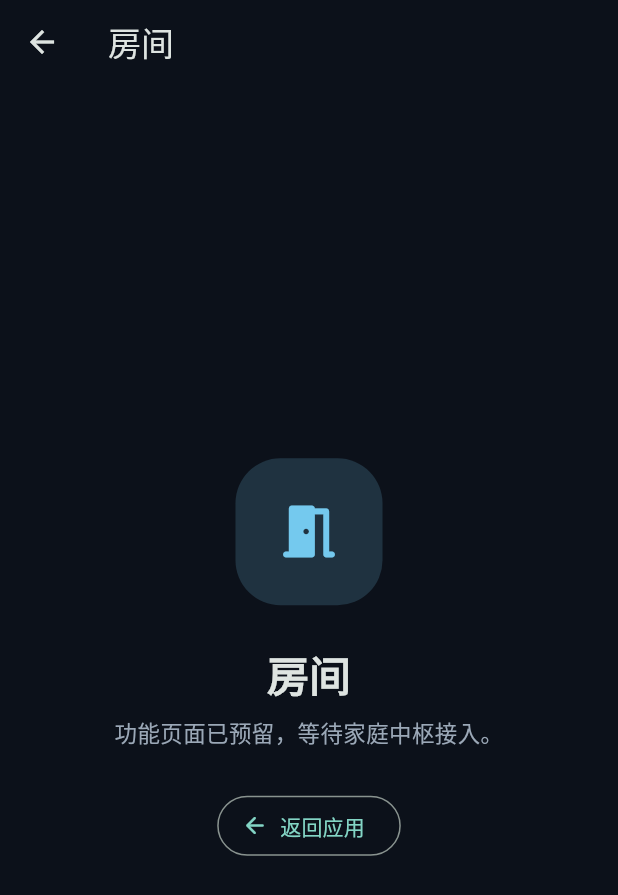
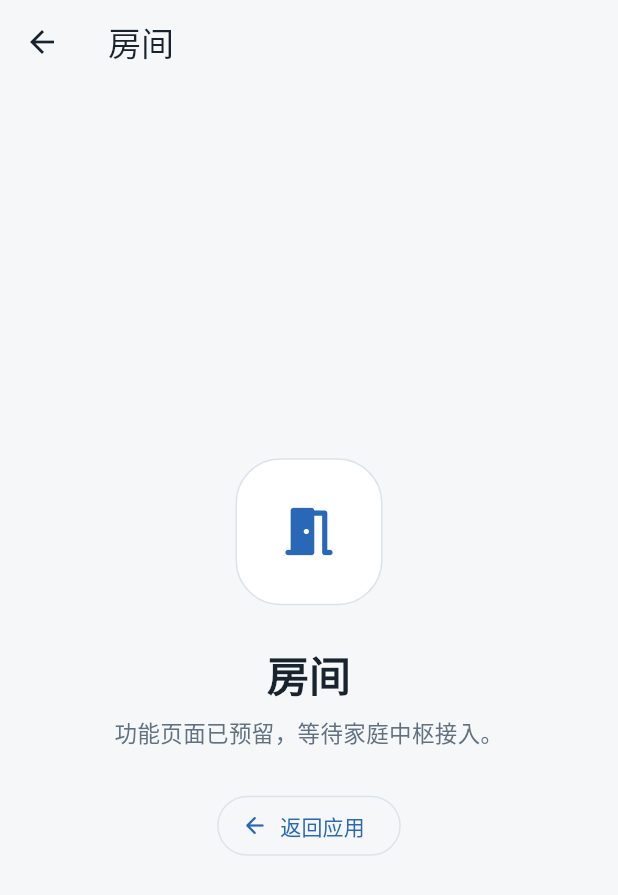
Before and after one commit to EatFans/homelab-console, a Flutter app: the screen it shows after launch, after a tap on "房间", on a phone screen of 412 x 824 dp. Shown: the top 895 px of the screen. Run offline on Flutter 3.47's test engine with Material 3 defaults, Android fonts, the phone set to English and light mode, and no system bars.

Commit message:
feat(theme): 实现主题系统和设计规范
- 引入 PanelPalette 类管理浅色和深色主题的颜色配置
- 在 MaterialApp 中启用主题模式系统自动切换
- 更新所有页面使用语义化颜色替代硬编码颜色值
- 重构应用入口网格统一使用中性图标容器样式
- 更新悬浮导航栏跟随主题变化并优化视觉效果
- 修改测试用例适配新的界面文本内容
- 添加视觉主题设计文档说明色彩角色和组件规则
- 优化布局构建器防止零尺寸约束导致的渲染异常

```diff
--- a/app/lib/app/app.dart
+++ b/app/lib/app/app.dart
@@ -1,5 +1,6 @@
 import 'package:flutter/material.dart';
 import 'package:homelab_panel/app/presentation/panel_shell.dart';
+import 'package:homelab_panel/app/theme/panel_theme.dart';
 
 class HomeLabPanelApp extends StatelessWidget {
   const HomeLabPanelApp({super.key});
@@ -9,15 +10,9 @@ class HomeLabPanelApp extends StatelessWidget {
     return MaterialApp(
       title: 'HomeLab Panel',
       debugShowCheckedModeBanner: false,
-      theme: ThemeData(
-        useMaterial3: true,
-        brightness: Brightness.dark,
-        colorScheme: ColorScheme.fromSeed(
-          seedColor: const Color(0xFF9AE4D4),
-          brightness: Brightness.dark,
-        ),
-        scaffoldBackgroundColor: const Color(0xFF0C111A),
-      ),
+      theme: PanelTheme.light,
+      darkTheme: PanelTheme.dark,
+      themeMode: ThemeMode.system,
       home: const PanelShell(),
     );
   }
--- a/app/lib/app/presentation/panel_shell.dart
+++ b/app/lib/app/presentation/panel_shell.dart
@@ -2,6 +2,7 @@ import 'dart:ui';
 
 import 'package:flutter/cupertino.dart';
 import 'package:flutter/material.dart';
+import 'package:homelab_panel/app/theme/panel_theme.dart';
 import 'package:homelab_panel/features/dashboard/presentation/dashboard_screen.dart';
 import 'package:homelab_panel/features/launcher/presentation/launcher_screen.dart';
 
@@ -18,7 +19,13 @@ class _PanelShellState extends State<PanelShell> {
   @override
   Widget build(BuildContext context) {
     return Scaffold(
-      body: Stack(
+      body: LayoutBuilder(
+        builder: (context, constraints) {
+          if (constraints.maxWidth <= 0 || constraints.maxHeight <= 0) {
+            return const SizedBox.shrink();
+          }
+
+          return Stack(
             children: [
               IndexedStack(
                 index: _selectedTab,
@@ -35,11 +42,15 @@ class _PanelShellState extends State<PanelShell> {
                 ),
               ),
             ],
+          );
+        },
       ),
     );
   }
 
   Widget _buildFloatingTabBar() {
+    final palette = PanelPalette.of(context);
+
     return ClipRRect(
       borderRadius: BorderRadius.circular(32),
       child: BackdropFilter(
@@ -47,21 +58,21 @@ class _PanelShellState extends State<PanelShell> {
         child: Container(
           padding: const EdgeInsets.all(7),
           decoration: BoxDecoration(
-            color: const Color(0xE619202B),
+            color: palette.floatingBar,
             borderRadius: BorderRadius.circular(32),
-            border: Border.all(color: Colors.white.withValues(alpha: 0.14)),
-            boxShadow: const [
+            border: Border.all(color: palette.border),
+            boxShadow: [
               BoxShadow(
-                color: Color(0x66000000),
-                blurRadius: 28,
-                offset: Offset(0, 12),
+                color: palette.shadow,
+                blurRadius: 24,
+                offset: const Offset(0, 10),
               ),
             ],
           ),
           child: CupertinoSlidingSegmentedControl<int>(
             groupValue: _selectedTab,
             backgroundColor: Colors.transparent,
-            thumbColor: const Color(0xFFE7F3EF),
+            thumbColor: palette.surfaceMuted,
             padding: EdgeInsets.zero,
             onValueChanged: (value) {
               if (value != null) {
@@ -79,8 +90,9 @@ class _PanelShellState extends State<PanelShell> {
   }
 
   Widget _tabLabel(int index, IconData icon, String label) {
+    final palette = PanelPalette.of(context);
     final isSelected = _selectedTab == index;
-    final color = isSelected ? const Color(0xFF11231F) : Colors.white70;
+    final color = isSelected ? palette.accent : palette.textMuted;
 
     return SizedBox(
       width: 112,
--- /dev/null
+++ b/app/lib/app/theme/panel_theme.dart
@@ -0,0 +1,99 @@
+import 'package:flutter/material.dart';
+
+@immutable
+class PanelPalette {
+  const PanelPalette({
+    required this.canvas,
+    required this.surface,
+    required this.surfaceMuted,
+    required this.text,
+    required this.textMuted,
+    required this.border,
+    required this.accent,
+    required this.onAccent,
+    required this.warning,
+    required this.warningSurface,
+    required this.floatingBar,
+    required this.shadow,
+  });
+
+  final Color canvas;
+  final Color surface;
+  final Color surfaceMuted;
+  final Color text;
+  final Color textMuted;
+  final Color border;
+  final Color accent;
+  final Color onAccent;
+  final Color warning;
+  final Color warningSurface;
+  final Color floatingBar;
+  final Color shadow;
+
+  static const light = PanelPalette(
+    canvas: Color(0xFFF5F7F9),
+    surface: Color(0xFFFFFFFF),
+    surfaceMuted: Color(0xFFEBF0F4),
+    text: Color(0xFF18232E),
+    textMuted: Color(0xFF627180),
+    border: Color(0xFFDCE4EA),
+    accent: Color(0xFF2868B7),
+    onAccent: Color(0xFFFFFFFF),
+    warning: Color(0xFF985D12),
+    warningSurface: Color(0xFFFFF1DC),
+    floatingBar: Color(0xEEF9FBFD),
+    shadow: Color(0x1A2F4354),
+  );
+
+  static const dark = PanelPalette(
+    canvas: Color(0xFF121920),
+    surface: Color(0xFF1D2832),
+    surfaceMuted: Color(0xFF293642),
+    text: Color(0xFFEDF3F7),
+    textMuted: Color(0xFFA9B8C4),
+    border: Color(0xFF3A4854),
+    accent: Color(0xFF91C2FF),
+    onAccent: Color(0xFF14283D),
+    warning: Color(0xFFF1BF79),
+    warningSurface: Color(0xFF3B3024),
+    floatingBar: Color(0xEF202B35),
+    shadow: Color(0x66000000),
+  );
+
+  static PanelPalette of(BuildContext context) {
+    return Theme.of(context).brightness == Brightness.dark ? dark : light;
+  }
+}
+
+class PanelTheme {
+  const PanelTheme._();
+
+  static ThemeData get light => _build(PanelPalette.light, Brightness.light);
+  static ThemeData get dark => _build(PanelPalette.dark, Brightness.dark);
+
+  static ThemeData _build(PanelPalette palette, Brightness brightness) {
+    final colorScheme =
+        ColorScheme.fromSeed(
+          seedColor: palette.accent,
+          brightness: brightness,
+        ).copyWith(
+          primary: palette.accent,
+          onPrimary: palette.onAccent,
+          surface: palette.surface,
+          onSurface: palette.text,
+          outline: palette.border,
+        );
+
+    return ThemeData(
+      useMaterial3: true,
+      brightness: brightness,
+      colorScheme: colorScheme,
+      scaffoldBackgroundColor: palette.canvas,
+      appBarTheme: AppBarTheme(
+        backgroundColor: palette.canvas,
+        foregroundColor: palette.text,
+        elevation: 0,
+      ),
+    );
+  }
+}
--- a/app/lib/features/dashboard/presentation/dashboard_screen.dart
+++ b/app/lib/features/dashboard/presentation/dashboard_screen.dart
@@ -1,10 +1,13 @@
 import 'package:flutter/material.dart';
+import 'package:homelab_panel/app/theme/panel_theme.dart';
 
 class DashboardScreen extends StatelessWidget {
   const DashboardScreen({super.key});
 
   @override
   Widget build(BuildContext context) {
+    final palette = PanelPalette.of(context);
+
     return SafeArea(
       child: Center(
         child: Padding(
@@ -16,27 +19,29 @@ class DashboardScreen extends StatelessWidget {
                 width: 90,
                 height: 90,
                 decoration: BoxDecoration(
-                  color: const Color(0xFF20312F),
+                  color: palette.surface,
                   borderRadius: BorderRadius.circular(28),
+                  border: Border.all(color: palette.border),
                 ),
-                child: const Icon(
+                child: Icon(
                   Icons.space_dashboard_rounded,
-                  color: Color(0xFF9AE4D4),
-                  size: 42,
+                  color: palette.accent,
+                  size: 38,
                 ),
               ),
               const SizedBox(height: 28),
               Text(
                 '总览页面',
                 style: Theme.of(context).textTheme.headlineMedium?.copyWith(
+                  color: palette.text,
                   fontWeight: FontWeight.w700,
                 ),
               ),
               const SizedBox(height: 12),
-              const Text(
+              Text(
                 '这里会展示家庭状态和常用控制。',
                 textAlign: TextAlign.center,
-                style: TextStyle(color: Color(0xFF9BA8B7), fontSize: 15),
+                style: TextStyle(color: palette.textMuted, fontSize: 15),
               ),
             ],
           ),
--- a/app/lib/features/launcher/presentation/feature_placeholder_screen.dart
+++ b/app/lib/features/launcher/presentation/feature_placeholder_screen.dart
@@ -1,21 +1,22 @@
 import 'package:flutter/material.dart';
+import 'package:homelab_panel/app/theme/panel_theme.dart';
 
 class FeaturePlaceholderScreen extends StatelessWidget {
   const FeaturePlaceholderScreen({
     super.key,
     required this.title,
     required this.icon,
-    required this.accent,
   });
 
   final String title;
   final IconData icon;
-  final Color accent;
 
   @override
   Widget build(BuildContext context) {
+    final palette = PanelPalette.of(context);
+
     return Scaffold(
-      appBar: AppBar(title: Text(title), backgroundColor: Colors.transparent),
+      appBar: AppBar(title: Text(title)),
       body: SafeArea(
         child: Center(
           child: Padding(
@@ -27,23 +28,25 @@ class FeaturePlaceholderScreen extends StatelessWidget {
                   width: 98,
                   height: 98,
                   decoration: BoxDecoration(
-                    color: accent.withValues(alpha: 0.18),
+                    color: palette.surface,
                     borderRadius: BorderRadius.circular(30),
+                    border: Border.all(color: palette.border),
                   ),
-                  child: Icon(icon, color: accent, size: 46),
+                  child: Icon(icon, color: palette.accent, size: 42),
                 ),
                 const SizedBox(height: 28),
                 Text(
                   title,
                   style: Theme.of(context).textTheme.headlineMedium?.copyWith(
+                    color: palette.text,
                     fontWeight: FontWeight.w700,
                   ),
                 ),
                 const SizedBox(height: 10),
-                const Text(
+                Text(
                   '功能页面已预留，等待家庭中枢接入。',
                   textAlign: TextAlign.center,
-                  style: TextStyle(color: Color(0xFF9BA8B7), fontSize: 15),
+                  style: TextStyle(color: palette.textMuted, fontSize: 15),
                 ),
                 const SizedBox(height: 28),
                 OutlinedButton.icon(
--- a/app/lib/features/launcher/presentation/launcher_screen.dart
+++ b/app/lib/features/launcher/presentation/launcher_screen.dart
@@ -1,22 +1,23 @@
 import 'package:flutter/material.dart';
+import 'package:homelab_panel/app/theme/panel_theme.dart';
 import 'package:homelab_panel/features/launcher/presentation/feature_placeholder_screen.dart';
 
 class LauncherScreen extends StatelessWidget {
   const LauncherScreen({super.key});
 
   static const _features = [
-    _FeatureEntry('房间', Icons.meeting_room_rounded, Color(0xFF74C9EE)),
-    _FeatureEntry('设备', Icons.devices_rounded, Color(0xFF9BA9FF)),
-    _FeatureEntry('场景', Icons.auto_awesome_rounded, Color(0xFFF6C875)),
-    _FeatureEntry('灯光', Icons.lightbulb_rounded, Color(0xFFFFC56D)),
-    _FeatureEntry('环境', Icons.thermostat_rounded, Color(0xFF7FD9C8)),
-    _FeatureEntry('窗帘', Icons.blinds_rounded, Color(0xFFBFABED)),
-    _FeatureEntry('音乐', Icons.music_note_rounded, Color(0xFFFF9BB3)),
-    _FeatureEntry('安防', Icons.shield_rounded, Color(0xFF8EB6F4)),
-    _FeatureEntry('摄像头', Icons.videocam_rounded, Color(0xFF8CCAC3)),
-    _FeatureEntry('能耗', Icons.bolt_rounded, Color(0xFFF6C875)),
-    _FeatureEntry('自动化', Icons.sync_rounded, Color(0xFFA2B7F5)),
-    _FeatureEntry('设置', Icons.settings_rounded, Color(0xFFADB7C8)),
+    _FeatureEntry('房间', Icons.meeting_room_rounded),
+    _FeatureEntry('设备', Icons.devices_rounded),
+    _FeatureEntry('场景', Icons.auto_awesome_rounded),
+    _FeatureEntry('灯光', Icons.lightbulb_rounded),
+    _FeatureEntry('环境', Icons.thermostat_rounded),
+    _FeatureEntry('窗帘', Icons.blinds_rounded),
+    _FeatureEntry('音乐', Icons.music_note_rounded),
+    _FeatureEntry('安防', Icons.shield_rounded),
+    _FeatureEntry('摄像头', Icons.videocam_rounded),
+    _FeatureEntry('能耗', Icons.bolt_rounded),
+    _FeatureEntry('自动化', Icons.sync_rounded),
+    _FeatureEntry('设置', Icons.settings_rounded),
   ];
 
   @override
@@ -29,17 +30,8 @@ class LauncherScreen extends StatelessWidget {
             key: const PageStorageKey('launcher-scroll'),
             slivers: [
               SliverPadding(
-                padding: const EdgeInsets.fromLTRB(28, 42, 28, 28),
+                padding: const EdgeInsets.fromLTRB(28, 18, 28, 18),
                 sliver: SliverToBoxAdapter(child: _buildHeader(context)),
-              ),
-              const SliverPadding(
-                padding: EdgeInsets.fromLTRB(28, 0, 28, 20),
-                sliver: SliverToBoxAdapter(
-                  child: Text(
-                    '所有应用',
-                    style: TextStyle(fontSize: 18, fontWeight: FontWeight.w600),
-                  ),
-                ),
               ),
               SliverPadding(
                 padding: const EdgeInsets.fromLTRB(20, 0, 20, 144),
@@ -60,7 +52,6 @@ class LauncherScreen extends StatelessWidget {
                           builder: (_) => FeaturePlaceholderScreen(
                             title: feature.title,
                             icon: feature.icon,
-                            accent: feature.accent,
                           ),
                         ),
                       ),
@@ -76,46 +67,30 @@ class LauncherScreen extends StatelessWidget {
   }
 
   Widget _buildHeader(BuildContext context) {
-    final titleStyle = Theme.of(context).textTheme.headlineLarge?.copyWith(
+    final palette = PanelPalette.of(context);
+    final titleStyle = Theme.of(context).textTheme.headlineMedium?.copyWith(
+      color: palette.text,
       fontWeight: FontWeight.w700,
-      letterSpacing: -0.8,
     );
 
-    return Column(
-      crossAxisAlignment: CrossAxisAlignment.start,
+    return Row(
       children: [
-        Text(
-          'HOMELAB  /  PANEL',
-          style: TextStyle(
-            color: const Color(0xFF9AE4D4).withValues(alpha: 0.9),
-            fontSize: 12,
-            fontWeight: FontWeight.w700,
-            letterSpacing: 2.2,
+        Text('应用', style: titleStyle),
+        const Spacer(),
+        Container(
+          padding: const EdgeInsets.symmetric(horizontal: 10, vertical: 6),
+          decoration: BoxDecoration(
+            color: palette.warningSurface,
+            borderRadius: BorderRadius.circular(12),
           ),
-        ),
-        const SizedBox(height: 14),
-        Text('应用中心', style: titleStyle),
-        const SizedBox(height: 8),
-        const Text(
-          '从这里进入家庭的每一项功能',
-          style: TextStyle(color: Color(0xFF9BA8B7), fontSize: 15),
-        ),
-        const SizedBox(height: 24),
-        Container(
-          padding: const EdgeInsets.symmetric(horizontal: 14, vertical: 10),
-          decoration: BoxDecoration(
-            color: const Color(0xFF202B30),
-            borderRadius: BorderRadius.circular(14),
-            border: Border.all(color: const Color(0xFF39494A)),
-          ),
-          child: const Row(
+          child: Row(
             mainAxisSize: MainAxisSize.min,
             children: [
-              Icon(Icons.link_off_rounded, size: 18, color: Color(0xFFFFC875)),
-              SizedBox(width: 9),
+              Icon(Icons.link_off_rounded, size: 15, color: palette.warning),
+              const SizedBox(width: 6),
               Text(
-                '中枢尚未接入',
-                style: TextStyle(color: Color(0xFFE7DDC5), fontSize: 13),
+                '中枢未连接',
+                style: TextStyle(color: palette.warning, fontSize: 13),
               ),
             ],
           ),
@@ -126,11 +101,10 @@ class LauncherScreen extends StatelessWidget {
 }
 
 class _FeatureEntry {
-  const _FeatureEntry(this.title, this.icon, this.accent);
+  const _FeatureEntry(this.title, this.icon);
 
   final String title;
   final IconData icon;
-  final Color accent;
 }
 
 class _FeatureTile extends StatelessWidget {
@@ -141,6 +115,8 @@ class _FeatureTile extends StatelessWidget {
 
   @override
   Widget build(BuildContext context) {
+    final palette = PanelPalette.of(context);
+
     return Material(
       color: Colors.transparent,
       child: InkWell(
@@ -154,24 +130,26 @@ class _FeatureTile extends StatelessWidget {
               height: 86,
               decoration: BoxDecoration(
                 borderRadius: BorderRadius.circular(25),
-                gradient: LinearGradient(
-                  begin: Alignment.topLeft,
-                  end: Alignment.bottomRight,
-                  colors: [
-                    feature.accent.withValues(alpha: 0.34),
-                    feature.accent.withValues(alpha: 0.13),
-                  ],
-                ),
-                border: Border.all(
-                  color: feature.accent.withValues(alpha: 0.32),
-                ),
+                color: palette.surface,
+                border: Border.all(color: palette.border),
+                boxShadow: [
+                  BoxShadow(
+                    color: palette.shadow,
+                    blurRadius: 14,
+                    offset: const Offset(0, 5),
+                  ),
+                ],
               ),
-              child: Icon(feature.icon, color: feature.accent, size: 39),
+              child: Icon(feature.icon, color: palette.accent, size: 34),
             ),
             const SizedBox(height: 12),
             Text(
               feature.title,
-              style: const TextStyle(fontSize: 15, fontWeight: FontWeight.w600),
+              style: TextStyle(
+                color: palette.text,
+                fontSize: 15,
+                fontWeight: FontWeight.w600,
+              ),
             ),
           ],
         ),
```
Also changed, not shown: 4 other files. Lines whose indentation alone changed are shown as unchanged.
